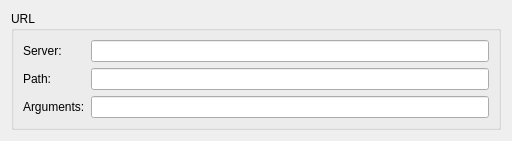
Before: the Qt Designer form plugins/executebrowser/browserappconfig.ui in KDE/quanta, drawn with Qt 5.
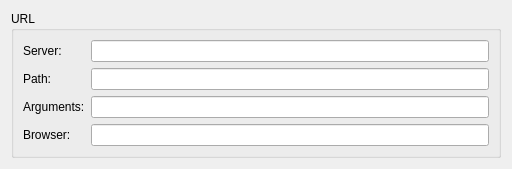
After: the same form once the commit is applied. Custom widgets are drawn as their Qt base class.

Commit message: make it possible to use a non-system-default browser in executebrowser plugin

```diff
--- a/plugins/executebrowser/browserappconfig.ui
+++ b/plugins/executebrowser/browserappconfig.ui
@@ -65,6 +65,20 @@
         </property>
        </widget>
       </item>
+      <item row="4" column="0">
+       <widget class="QLabel" name="label">
+        <property name="text">
+         <string>Browser:</string>
+        </property>
+       </widget>
+      </item>
+      <item row="4" column="2">
+       <widget class="KLineEdit" name="browser">
+        <property name="clickMessage">
+         <string>Leave empty to use system default</string>
+        </property>
+       </widget>
+      </item>
      </layout>
     </widget>
    </item>
```
The commit also changes 6 other files.
